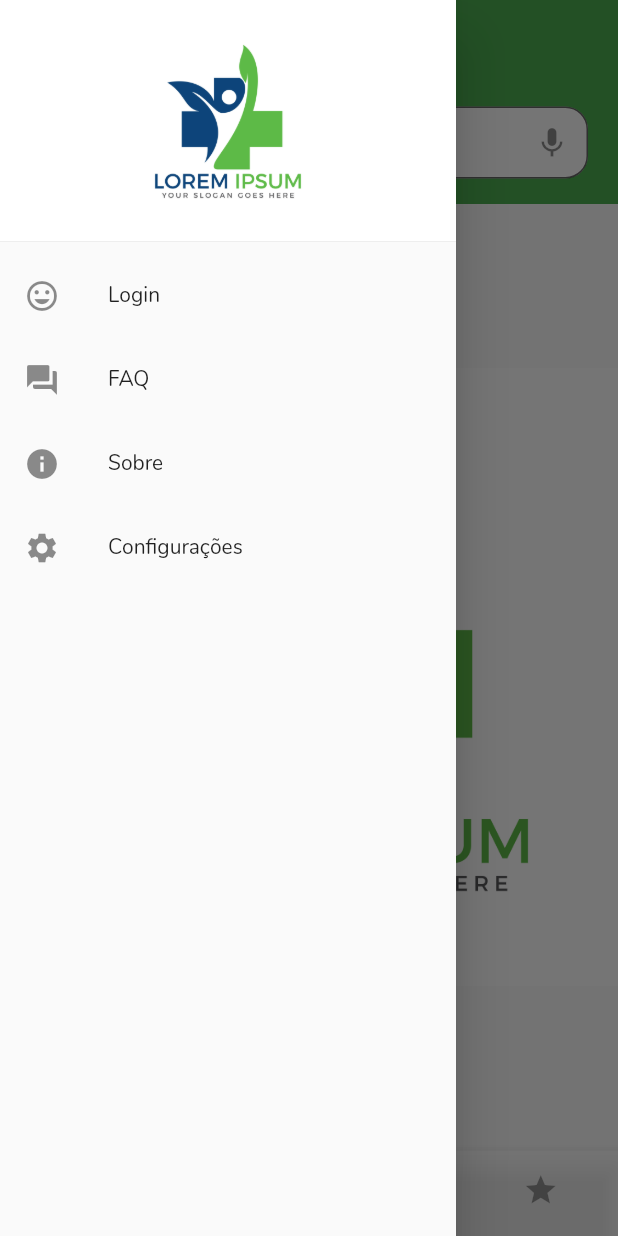
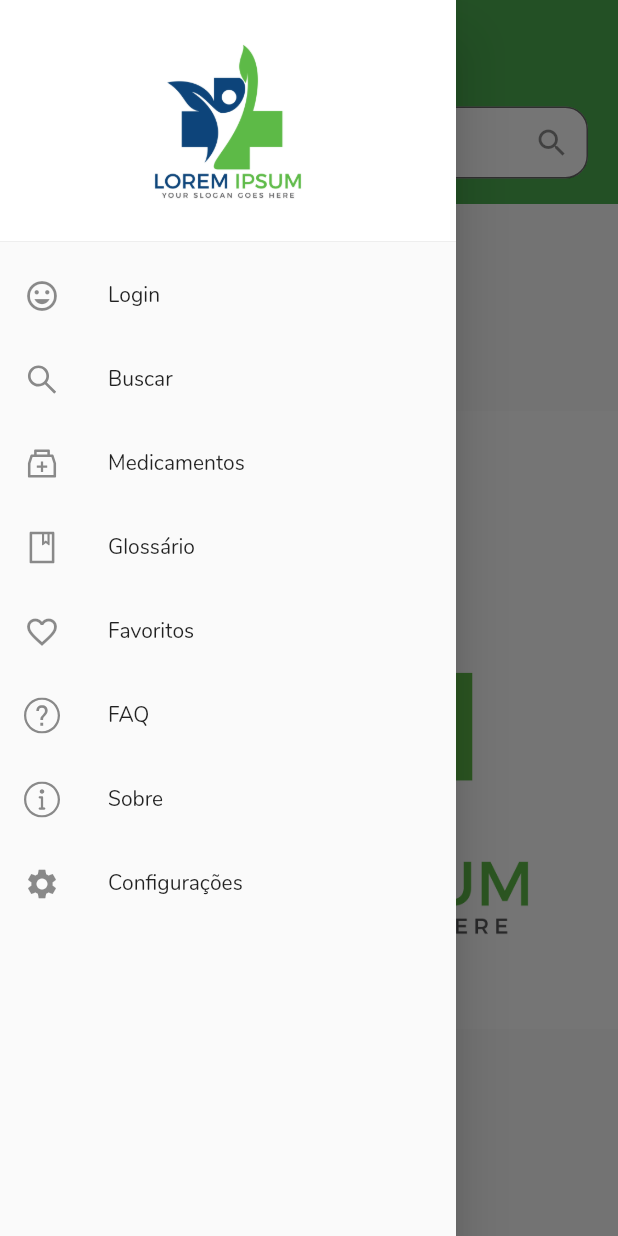
Before and after one commit to institutosocialtech/mpi-brasil, a Flutter app: the screen it shows after launch, with the side drawer open, on a phone screen of 412 x 824 dp. Run offline on Flutter 3.47's test engine with Material 2 defaults, Android fonts, the phone set to English and light mode, and no system bars; our stand-ins replace diacritic, flutter_icons, flutter_markdown, flutter_speed_dial, share, url_launcher_web; missing offline and left inert: flutter_mailer, grouped_buttons; generated files the repository leaves out were written again.

Commit message:
Refactory of pages

```diff
--- a/lib/main.dart
+++ b/lib/main.dart
@@ -37,7 +37,7 @@ class MyApp extends StatelessWidget {
             fontFamily: 'Nunito',
           ),
           // home: auth.isAuth ? HomePage() : AuthScreen(),
-          home: HomePage(),
+          home: SearchPage(),
           routes: <String, WidgetBuilder>{
             '/about': (context) => AboutPage(),
             '/auth': (context) => LoginPage(),
--- a/lib/screens/about.dart
+++ b/lib/screens/about.dart
@@ -17,13 +17,14 @@ class AboutPage extends StatelessWidget {
       body: Column(
         children: <Widget>[
           Container(
+            height: 80,
             color: Colors.green,
-            padding: EdgeInsets.symmetric(horizontal: 20, vertical: 10),
+            padding: EdgeInsets.symmetric(horizontal: 20, vertical: 15),
             child: Row(
               mainAxisAlignment: MainAxisAlignment.spaceBetween,
               crossAxisAlignment: CrossAxisAlignment.center,
               children: <Widget>[
-                Text("Sobre", textScaleFactor: 1.5, style: medTitleStyle),
+                Text("Sobre".toUpperCase(), textScaleFactor: 1.5, style: medTitleStyle),
               ],
             ),
           ),
--- a/lib/screens/faq.dart
+++ b/lib/screens/faq.dart
@@ -17,8 +17,9 @@ class FAQPage extends StatelessWidget {
       body: Column(
         children: <Widget>[
           Container(
+            height: 80,
             color: Colors.green,
-            padding: EdgeInsets.symmetric(horizontal: 20, vertical: 10),
+            padding: EdgeInsets.symmetric(horizontal: 20, vertical: 15),
             child: Row(
               mainAxisAlignment: MainAxisAlignment.spaceBetween,
               crossAxisAlignment: CrossAxisAlignment.center,
--- a/lib/screens/keyword_details.dart
+++ b/lib/screens/keyword_details.dart
@@ -46,8 +46,9 @@ class KeywordDetails extends StatelessWidget {
         TextStyle(color: Colors.white, fontWeight: FontWeight.bold);
 
     return Container(
+      height: 80,
       color: Colors.green,
-      padding: EdgeInsets.symmetric(horizontal: 20, vertical: 10),
+      padding: EdgeInsets.symmetric(horizontal: 20, vertical: 15),
       child: Row(
         mainAxisAlignment: MainAxisAlignment.start,
         crossAxisAlignment: CrossAxisAlignment.center,
--- a/lib/screens/med_details.dart
+++ b/lib/screens/med_details.dart
@@ -48,8 +48,9 @@ class MedDetails extends StatelessWidget {
   // Med Title Bar
   Widget drawTitleBar(Med med, BuildContext context) {
     return Container(
+      height: 80,
       color: Colors.green,
-      padding: EdgeInsets.symmetric(horizontal: 20, vertical: 10),
+      padding: EdgeInsets.symmetric(horizontal: 20, vertical: 15),
       child: Row(
         mainAxisAlignment: MainAxisAlignment.spaceBetween,
         crossAxisAlignment: CrossAxisAlignment.center,
--- a/lib/screens/search.dart
+++ b/lib/screens/search.dart
@@ -1,12 +1,18 @@
 import 'package:flutter/material.dart';
+import 'package:mpibrasil/widgets/drawer.dart';
 
 class SearchPage extends StatelessWidget {
 
   @override
   Widget build(BuildContext context) {
-    return Column(
-      children: <Widget>[
-        Container(
+
+    return Scaffold(
+      appBar: AppBar(
+        title: Text('MPI Brasil'),
+        titleSpacing: 0.0,
+        elevation: 0,
+      ),
+      body: Column( children: [Container(
         height: 80,
         color: Colors.green,
         child: Padding(
@@ -15,8 +21,7 @@ class SearchPage extends StatelessWidget {
             decoration: InputDecoration(
               contentPadding: EdgeInsets.all(10),
               border: OutlineInputBorder(borderRadius: BorderRadius.circular(15)),
-                    prefixIcon: Icon(Icons.search),
-                    suffixIcon: Icon(Icons.mic),
+              suffixIcon: Icon(Icons.search),
               fillColor: Colors.white,
               filled: true,
               hintText: "Pesquisar...",
@@ -26,8 +31,10 @@ class SearchPage extends StatelessWidget {
       ),
         Expanded(child: Container(
           child: Image.asset("assets/images/logo.jpg"),
-        )),
-      ],
+        ))]),
+      drawer: AppDrawer(),
     );
+
+
   }
 }
--- a/lib/widgets/drawer.dart
+++ b/lib/widgets/drawer.dart
@@ -1,4 +1,5 @@
 import 'package:flutter/material.dart';
+import 'package:flutter_icons/flutter_icons.dart';
 
 class AppDrawer extends StatelessWidget {
   @override
@@ -27,7 +28,44 @@ class AppDrawer extends StatelessWidget {
           ),
           ListTile(
             leading: Icon(
-              Icons.question_answer,
+                AntDesign.search1
+            ),
+            title: Text('Buscar'),
+            onTap: () {
+              Navigator.popAndPushNamed(context, '/search');
+            },
+          ),
+
+          ListTile(
+            leading: Icon(
+                AntDesign.medicinebox
+            ),
+            title: Text('Medicamentos'),
+            onTap: () {
+              Navigator.popAndPushNamed(context, '/meds_overview');
+            },
+          ),
+          ListTile(
+            leading: Icon(
+              AntDesign.book,
+            ),
+            title: Text('Glossário'),
+            onTap: () {
+              Navigator.popAndPushNamed(context, '/keywords_overview');
+            },
+          ),
+          ListTile(
+            leading: Icon(
+              MaterialIcons.favorite_border,
+            ),
+            title: Text('Favoritos'),
+            onTap: () {
+              Navigator.popAndPushNamed(context, '/favorites_overview');
+            },
+          ),
+          ListTile(
+            leading: Icon(
+              SimpleLineIcons.question,
             ),
             title: Text('FAQ'),
             onTap: () {
@@ -36,7 +74,7 @@ class AppDrawer extends StatelessWidget {
           ),
           ListTile(
             leading: Icon(
-              Icons.info,
+              SimpleLineIcons.info,
             ),
             title: Text('Sobre'),
             onTap: () {
--- a/lib/widgets/floating_menu.dart
+++ b/lib/widgets/floating_menu.dart
@@ -64,7 +64,7 @@ class FloatingMenu extends StatelessWidget {
         SpeedDialChild(
           child: Icon(Icons.report_problem),
           backgroundColor: Colors.green,
-          label: 'Reportar Erro',
+          label: 'Reportar erro',
           labelStyle: TextStyle(fontSize: 18.0),
           onTap: () async {
             await ReportProblem().reportProblemAction(context, "${med.name}");
--- a/pubspec.yaml
+++ b/pubspec.yaml
@@ -23,7 +23,7 @@ dependencies:
   # The following adds the Cupertino Icons font to your application.
   # Use with the CupertinoIcons class for iOS style icons.
   cupertino_icons: ^0.1.2
-
+  flutter_icons: ^1.1.0 # https://oblador.github.io/react-native-vector-icons/
   url_launcher: ^5.4.2
   share: ^0.6.3+6
 
```
Also changed, not shown: lib/screens/favorites_overview.dart (+7 -1 lines), lib/screens/keywords_overview.dart (+7 -1 lines), lib/screens/meds_overview.dart (+7 -1 lines). Lines whose indentation alone changed are shown as unchanged.
